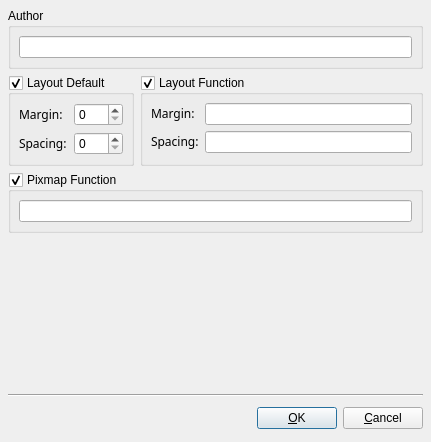
First picture: the form in tools/designer/src/designer/formwindowsettings.ui, repository arnt/qt-history2, before the edit.
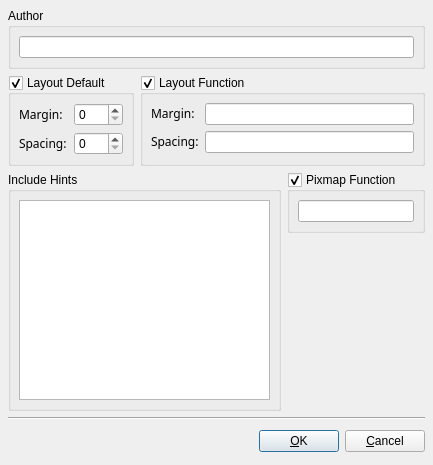
Second picture: the form after the edit.

Commit message:
p4i integration Integrate 181418 from 4.0 to main: Fixes:    data-loss include-hints
[git-p4: depot-paths = "//depot/qt/main/": change = 181419]

```diff
--- a/tools/designer/src/designer/formwindowsettings.ui
+++ b/tools/designer/src/designer/formwindowsettings.ui
@@ -8,21 +8,83 @@
    <rect>
     <x>0</x>
     <y>0</y>
-    <width>431</width>
-    <height>442</height>
+    <width>433</width>
+    <height>465</height>
    </rect>
   </property>
   <property name="windowTitle" >
    <string>Form Settings</string>
   </property>
-  <layout class="QVBoxLayout" >
+  <layout class="QGridLayout" >
    <property name="margin" >
     <number>8</number>
    </property>
    <property name="spacing" >
     <number>6</number>
    </property>
-   <item>
+   <item row="3" column="1" >
+    <spacer>
+     <property name="orientation" >
+      <enum>Qt::Vertical</enum>
+     </property>
+     <property name="sizeHint" >
+      <size>
+       <width>111</width>
+       <height>115</height>
+      </size>
+     </property>
+    </spacer>
+   </item>
+   <item row="2" column="1" >
+    <layout class="QHBoxLayout" >
+     <property name="margin" >
+      <number>0</number>
+     </property>
+     <property name="spacing" >
+      <number>6</number>
+     </property>
+     <item>
+      <widget class="QGroupBox" name="pixmapFunctionGroupBox" >
+       <property name="title" >
+        <string>Pixmap Function</string>
+       </property>
+       <property name="checkable" >
+        <bool>true</bool>
+       </property>
+       <layout class="QVBoxLayout" >
+        <property name="margin" >
+         <number>8</number>
+        </property>
+        <property name="spacing" >
+         <number>6</number>
+        </property>
+        <item>
+         <widget class="QLineEdit" name="pixmapFunctionLineEdit" />
+        </item>
+       </layout>
+      </widget>
+     </item>
+    </layout>
+   </item>
+   <item rowspan="2" row="2" column="0" >
+    <widget class="QGroupBox" name="includeHintsGroupBox" >
+     <property name="title" >
+      <string>Include Hints</string>
+     </property>
+     <layout class="QVBoxLayout" >
+      <property name="margin" >
+       <number>8</number>
+      </property>
+      <property name="spacing" >
+       <number>6</number>
+      </property>
+      <item>
+       <widget class="QTextEdit" name="includeHintsTextEdit" />
+      </item>
+     </layout>
+    </widget>
+   </item>
+   <item row="0" column="0" colspan="2" >
     <widget class="QGroupBox" name="pixmapFunctionGroupBox_2" >
      <property name="title" >
       <string>Author</string>
@@ -40,7 +102,7 @@
      </layout>
     </widget>
    </item>
-   <item>
+   <item row="1" column="0" colspan="2" >
     <layout class="QHBoxLayout" >
      <property name="margin" >
       <number>0</number>
@@ -138,58 +200,14 @@
      </item>
     </layout>
    </item>
-   <item>
-    <layout class="QHBoxLayout" >
-     <property name="margin" >
-      <number>0</number>
-     </property>
-     <property name="spacing" >
-      <number>6</number>
-     </property>
-     <item>
-      <widget class="QGroupBox" name="pixmapFunctionGroupBox" >
-       <property name="title" >
-        <string>Pixmap Function</string>
-       </property>
-       <property name="checkable" >
-        <bool>true</bool>
-       </property>
-       <layout class="QVBoxLayout" >
-        <property name="margin" >
-         <number>8</number>
-        </property>
-        <property name="spacing" >
-         <number>6</number>
-        </property>
-        <item>
-         <widget class="QLineEdit" name="pixmapFunctionLineEdit" />
-        </item>
-       </layout>
-      </widget>
-     </item>
-    </layout>
-   </item>
-   <item>
-    <spacer>
-     <property name="orientation" >
-      <enum>Qt::Vertical</enum>
-     </property>
-     <property name="sizeHint" >
-      <size>
-       <width>101</width>
-       <height>16</height>
-      </size>
-     </property>
-    </spacer>
-   </item>
-   <item>
+   <item row="4" column="0" colspan="2" >
     <widget class="Line" name="line" >
      <property name="orientation" >
       <enum>Qt::Horizontal</enum>
      </property>
     </widget>
    </item>
-   <item>
+   <item row="5" column="0" colspan="2" >
     <layout class="QHBoxLayout" >
      <property name="margin" >
       <number>0</number>
```
The commit also changes 6 other files.
